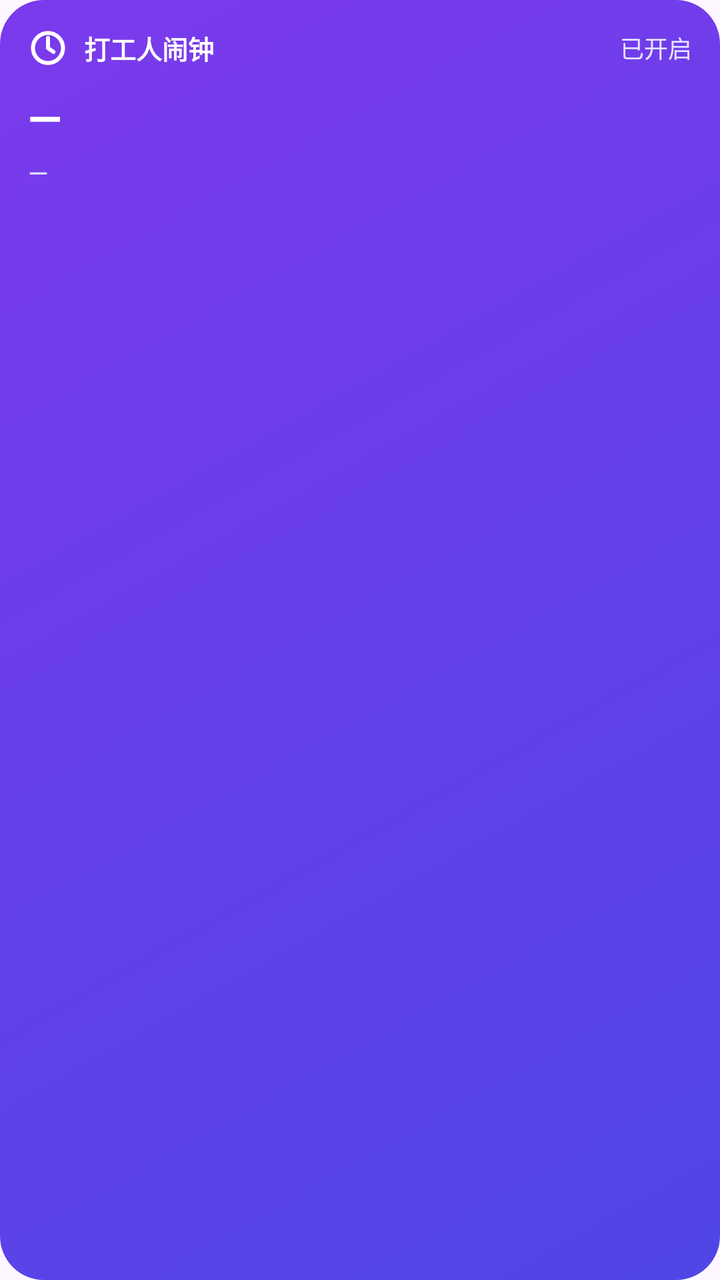
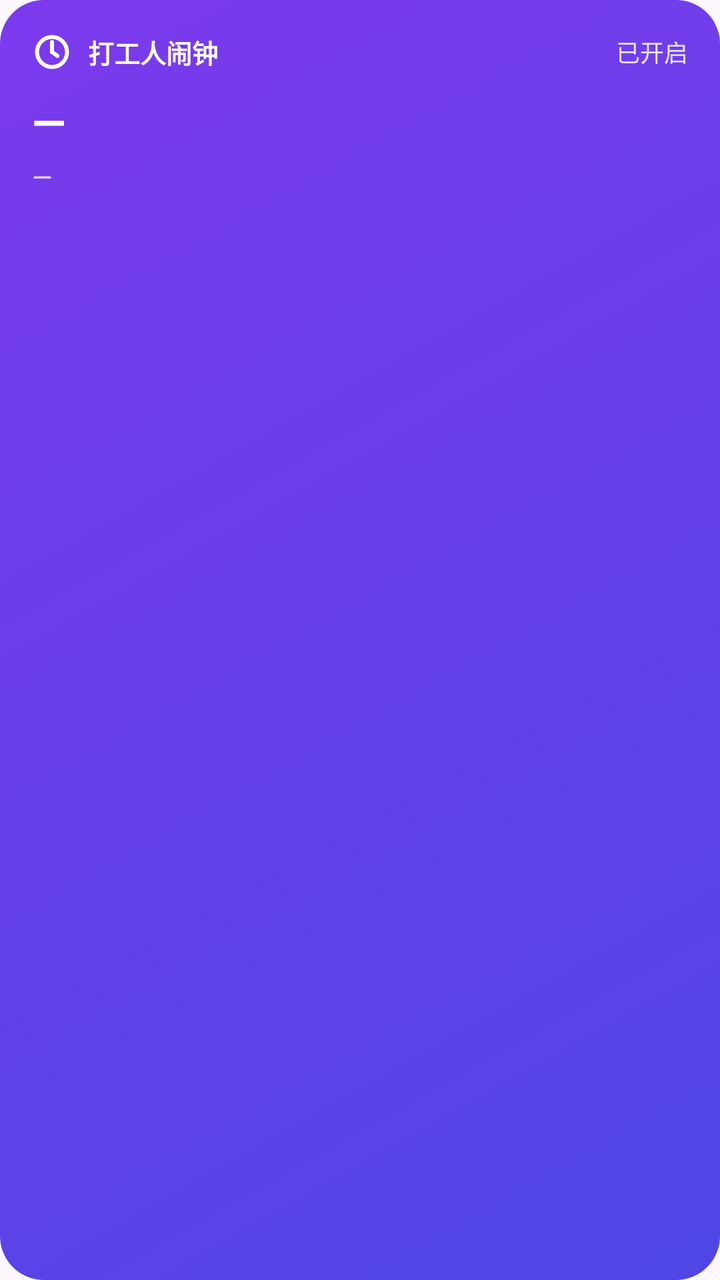

Compare the two renders of this Android layout. The source of the first and the diff that turns it into the second are given below.
<!-- AndroidManifest.xml: application theme Theme.DaxiaoWeekAlarm -->
<!-- res/layout/widget_next_alarm.xml -->
<?xml version="1.0" encoding="utf-8"?>
<LinearLayout xmlns:android="http://schemas.android.com/apk/res/android"
    android:id="@+id/widget_root"
    android:layout_width="match_parent"
    android:layout_height="match_parent"
    android:orientation="vertical"
    android:background="@drawable/bg_hero"
    android:padding="14dp">

    <LinearLayout
        android:layout_width="match_parent"
        android:layout_height="wrap_content"
        android:orientation="horizontal"
        android:gravity="center_vertical">

        <ImageView
            android:layout_width="20dp"
            android:layout_height="20dp"
            android:src="@drawable/ic_notification"
            android:importantForAccessibility="no" />

        <TextView
            android:layout_width="wrap_content"
            android:layout_height="wrap_content"
            android:text="打工人闹钟"
            android:textColor="#FFFFFF"
            android:textSize="13sp"
            android:textStyle="bold"
            android:layout_marginStart="8dp" />

        <TextView
            android:id="@+id/widget_status"
            android:layout_width="0dp"
            android:layout_height="wrap_content"
            android:layout_weight="1"
            android:gravity="end"
            android:text="已开启"
            android:textColor="#E6E4FF"
            android:textSize="12sp" />
    </LinearLayout>

    <TextView
        android:id="@+id/widget_title"
        android:layout_width="match_parent"
        android:layout_height="wrap_content"
        android:layout_marginTop="10dp"
        android:text="—"
        android:textColor="#FFFFFF"
        android:textSize="22sp"
        android:textStyle="bold"
        android:maxLines="1"
        android:ellipsize="end" />

    <TextView
        android:id="@+id/widget_sub"
        android:layout_width="match_parent"
        android:layout_height="wrap_content"
        android:layout_marginTop="4dp"
        android:text="—"
        android:textColor="#E6E4FF"
        android:textSize="13sp"
        android:maxLines="1"
        android:ellipsize="end" />
</LinearLayout>
<!-- resources referenced by this layout -->
<resources>
  <!-- drawable bg_hero (drawable) -->
  <?xml version="1.0" encoding="utf-8"?>
  <shape xmlns:android="http://schemas.android.com/apk/res/android"
      android:shape="rectangle">
      <gradient
          android:angle="135"
          android:startColor="@color/indigo"
          android:endColor="@color/violet" />
      <corners android:radius="22dp" />
  </shape>
  <!-- drawable ic_notification (drawable) -->
  <?xml version="1.0" encoding="utf-8"?>
  <vector xmlns:android="http://schemas.android.com/apk/res/android"
      android:width="24dp"
      android:height="24dp"
      android:viewportWidth="24"
      android:viewportHeight="24">
      
      <path
          android:fillColor="#00000000"
          android:pathData="M12,12 m-9,0 a9,9 0 1,0 18,0 a9,9 0 1,0 -18,0"
          android:strokeColor="#FFFFFF"
          android:strokeWidth="2.4" />
      
      <path
          android:fillColor="#00000000"
          android:pathData="M12,12 L12,6"
          android:strokeColor="#FFFFFF"
          android:strokeLineCap="round"
          android:strokeWidth="2.4" />
      
      <path
          android:fillColor="#00000000"
          android:pathData="M12,12 L15.26,14.32"
          android:strokeColor="#FFFFFF"
          android:strokeLineCap="round"
          android:strokeWidth="2.4" />
  </vector>
  <style name="Theme.DaxiaoWeekAlarm" parent="Theme.Material3.DayNight.NoActionBar">
          <item name="colorPrimary">@color/indigo</item>
          <item name="colorPrimaryVariant">@color/indigo_dark</item>
          <item name="colorOnPrimary">@color/white</item>
          <item name="android:statusBarColor">@color/bg</item>
          <item name="android:windowLightStatusBar">true</item>
      </style>
  <color name="indigo">#4F46E5</color>
  <color name="violet">#7C3AED</color>
  <color name="indigo_dark">#4338CA</color>
  <color name="white">#FFFFFFFF</color>
  <color name="bg">#F4F5FB</color>
</resources>

<!-- the commit's change to res/layout/widget_next_alarm.xml (unified diff, before → after) -->
@@ -5,7 +5,7 @@
     android:layout_height="match_parent"
     android:orientation="vertical"
     android:background="@drawable/bg_hero"
-    android:padding="14dp">
+    android:padding="16dp">
 
     <LinearLayout
         android:layout_width="match_parent"
